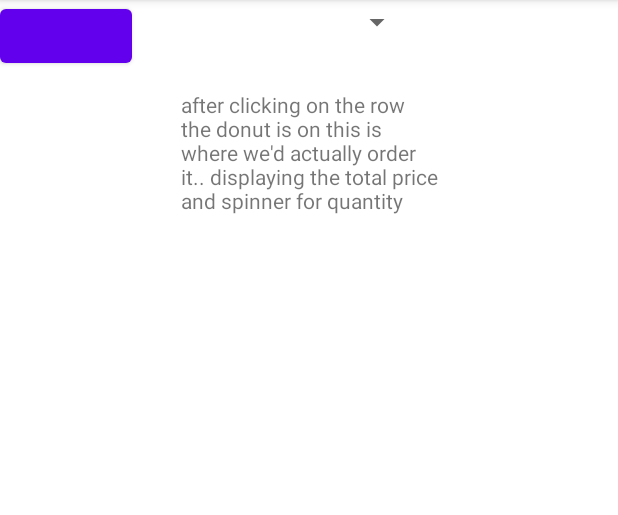
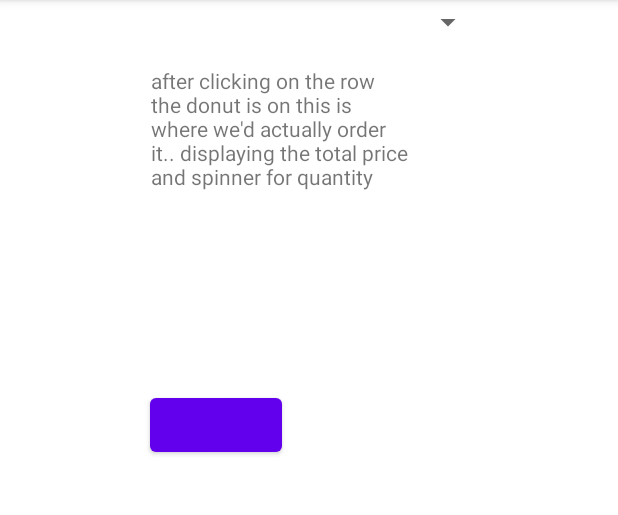
Before and after one commit to MarkHolleran/RUCafe-2, an Android app: the donutSelectedActivity screen opened directly, with no data from a screen before it, on a phone screen of 412 x 824 dp, the part 84-599 px from its top. Run offline under Robolectric (Android 15) with nearby library versions, the phone set to English and light mode, and no system bars.

Commit message:
commit before I change the donut order layout

```diff
--- a/app/src/main/java/com/rutgers/rucafe/donutSelectedActivity.java
+++ b/app/src/main/java/com/rutgers/rucafe/donutSelectedActivity.java
@@ -8,13 +8,13 @@ import androidx.appcompat.app.AppCompatActivity;
 
 public class donutSelectedActivity extends AppCompatActivity {
     private Button btn_donutName;
-
+    // add to order button
     @Override
     protected void onCreate(Bundle savedInstanceState){
 
         super.onCreate(savedInstanceState);
         setContentView(R.layout.activity_donut_selected);
-        btn_donutName = findViewById(R.id.beep);
+        btn_donutName = findViewById(R.id.addDonutToOrderButton);
         Intent intent = getIntent();
         btn_donutName.setText(intent.getStringExtra("DONUT"));
     }
--- a/app/src/main/java/com/rutgers/rucafe/donut_order.java
+++ b/app/src/main/java/com/rutgers/rucafe/donut_order.java
@@ -30,14 +30,14 @@ public class donut_order extends AppCompatActivity {
 
     private void setupMenuItems() {
 
-        String [] donutNames = getResources().getStringArray(R.array.donut_names);
+        String [] donutFlavors = getResources().getStringArray(R.array.donut_names);
         String [] donutTypes = getResources().getStringArray(R.array.donut_types);
         /* Add the items to the ArrayList.
          * Note that I use hardcoded prices for demo purpose. This should be replace by other
          * data sources.
          */
-        for (int i = 0; i < donutNames.length; i++) {
-            donuts.add(new Donut(donutNames[i] ,donutTypes[i]  ,donutImages[i] ));
+        for (int i = 0; i < donutFlavors.length; i++) {
+            donuts.add(new Donut(donutTypes[i] ,donutFlavors[i]  ,donutImages[i] ));
             //
         }
     }
--- a/app/src/main/res/layout/activity_donut_selected.xml
+++ b/app/src/main/res/layout/activity_donut_selected.xml
@@ -10,8 +10,8 @@
         android:id="@+id/textView2"
         android:layout_width="171dp"
         android:layout_height="127dp"
-        android:layout_marginTop="60dp"
-        android:layout_marginEnd="120dp"
+        android:layout_marginTop="44dp"
+        android:layout_marginEnd="140dp"
         android:text="after clicking on the row the donut is on this is where we'd actually order it.. displaying the total price and spinner for quantity"
         app:layout_constraintEnd_toEndOf="parent"
         app:layout_constraintTop_toTopOf="parent" />
@@ -21,15 +21,17 @@
         android:layout_width="58dp"
         android:layout_height="30dp"
         app:layout_constraintEnd_toEndOf="parent"
-        app:layout_constraintHorizontal_bias="0.614"
+        app:layout_constraintHorizontal_bias="0.747"
         app:layout_constraintStart_toStartOf="parent"
-        tools:layout_editor_absoluteY="242dp" />
+        tools:layout_editor_absoluteY="309dp" />
 
     <Button
-        android:id="@+id/beep"
+        android:id="@+id/addDonutToOrderButton"
         android:layout_width="wrap_content"
         android:layout_height="wrap_content"
+        android:layout_marginStart="100dp"
+        android:layout_marginTop="88dp"
         android:text="Button"
-        tools:layout_editor_absoluteX="99dp"
-        tools:layout_editor_absoluteY="309dp" />
+        app:layout_constraintStart_toStartOf="parent"
+        app:layout_constraintTop_toBottomOf="@+id/textView2" />
 </androidx.constraintlayout.widget.ConstraintLayout>
```
